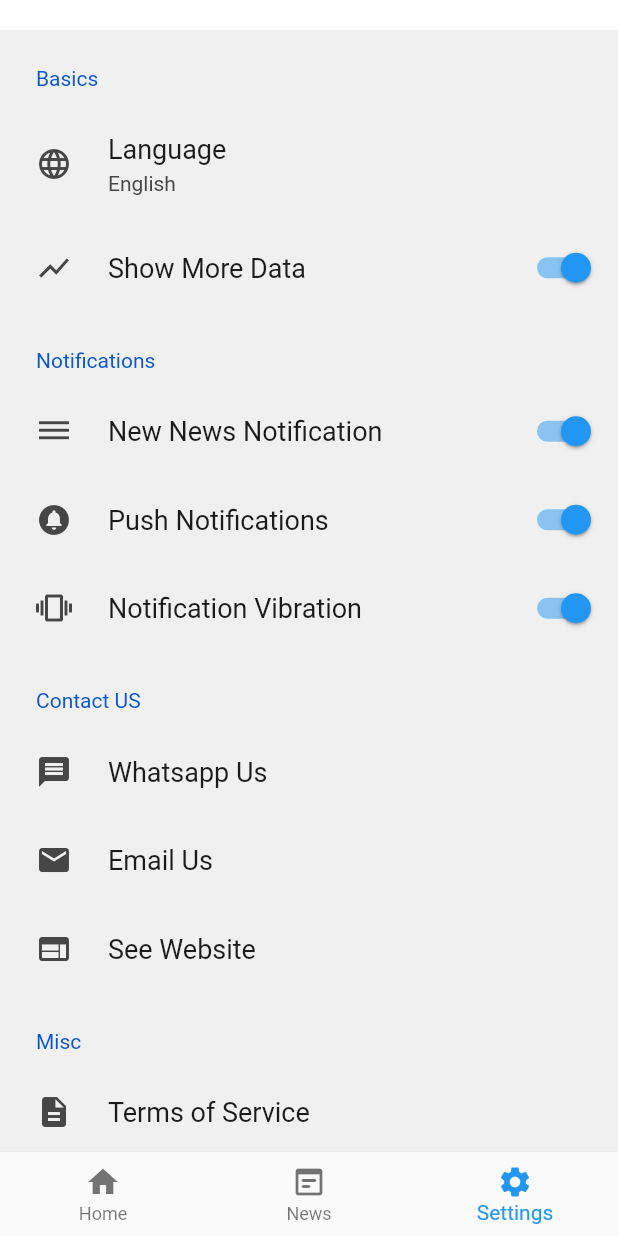
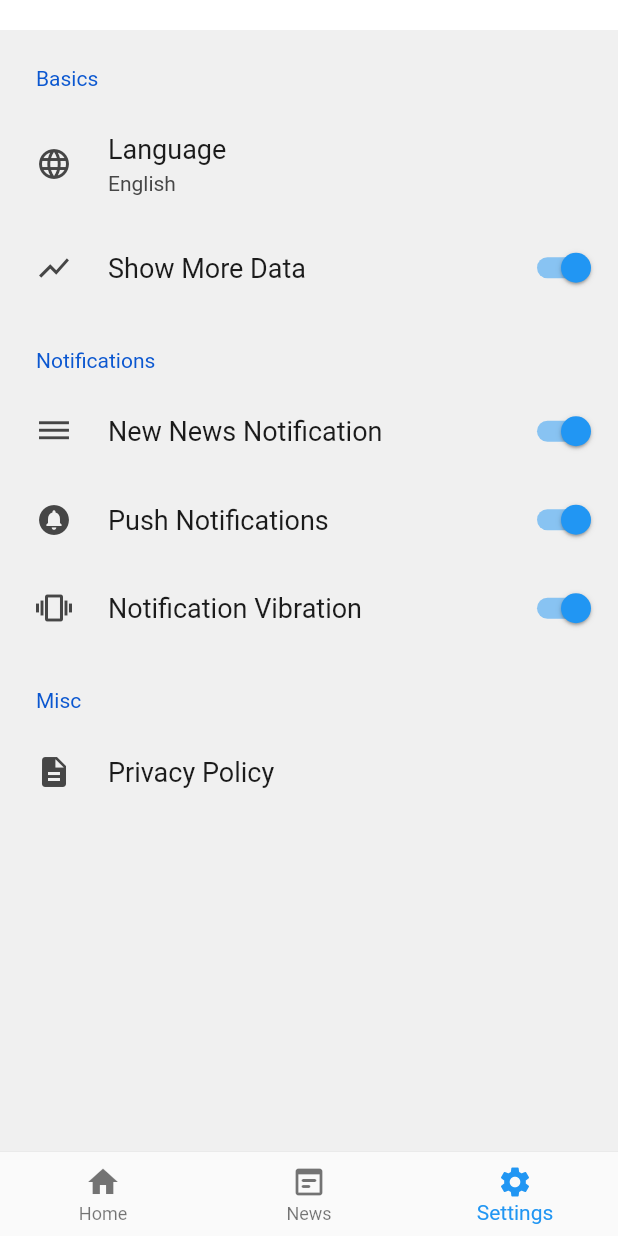
Before and after one commit to hari01584/crypt-coins-app, a Flutter app: the screen it shows after launch, item 3 of the bottom bar chosen, on a phone screen of 412 x 824 dp. Run offline on Flutter 3.47's test engine with Material 2 defaults, Android fonts, the light colour scheme and no system bars; drawn by our look-alikes of settings_ui; our stand-ins replace flutter_swipe_action_cell, url_launcher_web.

Commit message:
some changes

```diff
--- a/lib/generated_plugin_registrant.dart
+++ b/lib/generated_plugin_registrant.dart
@@ -2,6 +2,7 @@
 // Generated file. Do not edit.
 //
 
+// ignore_for_file: directives_ordering
 // ignore_for_file: lines_longer_than_80_chars
 
 import 'package:url_launcher_web/url_launcher_web.dart';
--- a/lib/settings_screen.dart
+++ b/lib/settings_screen.dart
@@ -1,5 +1,6 @@
 import 'package:flutter/material.dart';
 import 'package:settings_ui/settings_ui.dart';
+import 'package:url_launcher/url_launcher.dart';
 
 class SettingsScreen extends StatefulWidget {
   @override
@@ -12,6 +13,16 @@ class _SettingsScreenState extends State<SettingsScreen> {
   bool b = true;
   bool c = true;
   bool d = true;
+  final _url = 'https://rgtechpro.github.io/crippy_privacy_policy/';
+  void _launchURL() async {
+    try {
+      await launch(_url, forceWebView: true);
+    } catch (e) {
+      final snackBar = SnackBar(
+          duration: Duration(milliseconds: 1250), content: Text(e.toString()));
+      ScaffoldMessenger.of(context).showSnackBar(snackBar);
+    }
+  }
 
   @override
   Widget build(BuildContext context) {
@@ -78,21 +89,14 @@ class _SettingsScreenState extends State<SettingsScreen> {
             ],
           ),
           SettingsSection(
-            title: 'Contact US',
-            tiles: [
-              SettingsTile(title: 'Whatsapp Us', leading: Icon(Icons.message)),
-              SettingsTile(title: 'Email Us', leading: Icon(Icons.email)),
-              SettingsTile(title: 'See Website', leading: Icon(Icons.web)),
-            ],
-          ),
-          SettingsSection(
             title: 'Misc',
             tiles: [
               SettingsTile(
-                  title: 'Terms of Service', leading: Icon(Icons.description)),
-              SettingsTile(
-                  title: 'Open source licenses',
-                  leading: Icon(Icons.collections_bookmark)),
+                  onPressed: (context) {
+                    _launchURL();
+                  },
+                  title: 'Privacy Policy',
+                  leading: Icon(Icons.description)),
             ],
           ),
         ],
--- a/pubspec.yaml
+++ b/pubspec.yaml
@@ -31,6 +31,7 @@ dependencies:
   # The following adds the Cupertino Icons font to your application.
   # Use with the CupertinoIcons class for iOS style icons.
   cupertino_icons: ^1.0.2
+
 
 dev_dependencies:
   flutter_test:
```
Also changed, not shown: 4 other files.
